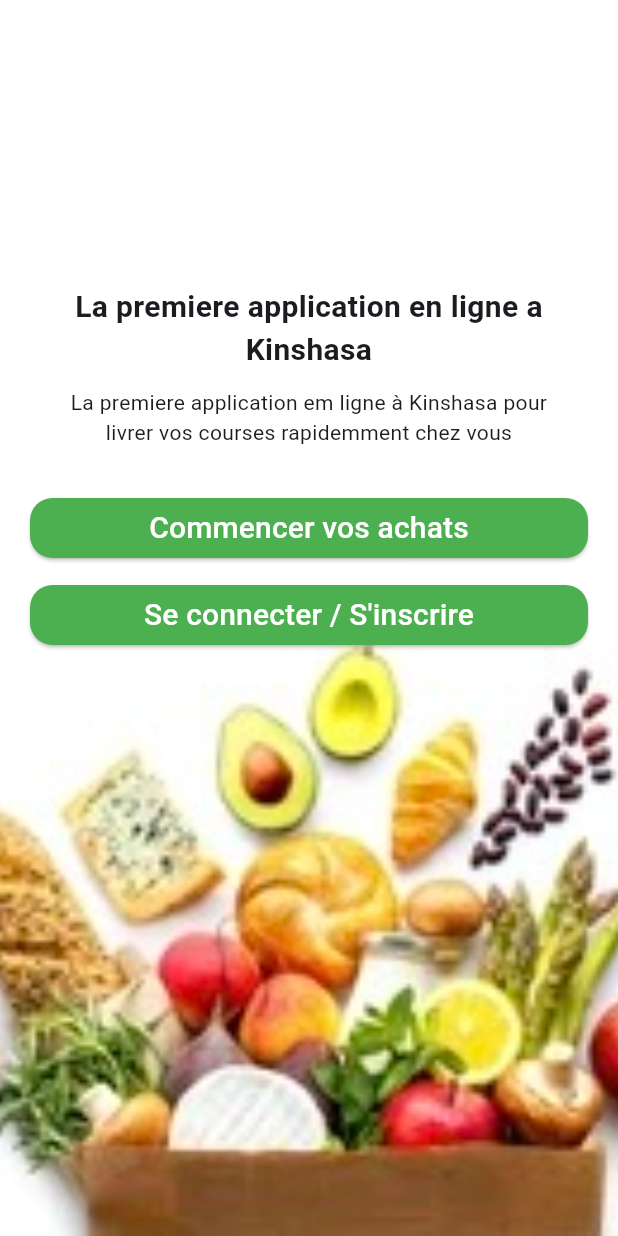
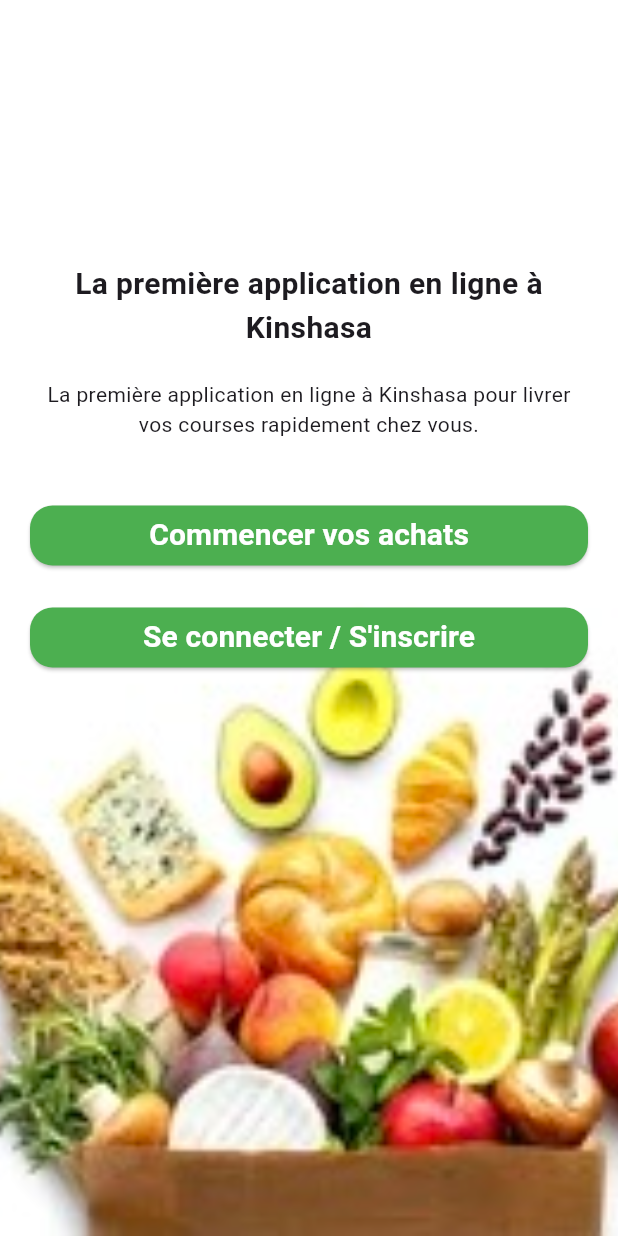
Before and after one commit to jnthnkabongo/shoppiApp, a Flutter app: the screen it shows after launch, after a tap on "Commencer vos achats", on a phone screen of 412 x 824 dp. Run offline on Flutter 3.47's test engine with Material 3 defaults, Android fonts, the phone set to English and light mode, and no system bars; our stand-ins replace lottie.

```diff
--- /dev/null
+++ b/lib/core/theme/app_theme.dart
@@ -0,0 +1,20 @@
+import 'package:flutter/material.dart';
+import 'colors.dart';
+import 'text_styles.dart';
+
+class AppTheme {
+  static ThemeData lightTheme = ThemeData(
+    primaryColor: AppColors.primary,
+    scaffoldBackgroundColor: Colors.white,
+    textTheme: AppTextStyles.textTheme,
+    elevatedButtonTheme: ElevatedButtonThemeData(
+      style: ElevatedButton.styleFrom(
+        backgroundColor: AppColors.primary,
+        foregroundColor: Colors.white,
+        shape: RoundedRectangleBorder(
+          borderRadius: BorderRadius.circular(15),
+        ),
+      ),
+    ),
+  );
+}
--- /dev/null
+++ b/lib/core/theme/colors.dart
@@ -0,0 +1,9 @@
+import 'package:flutter/material.dart';
+
+class AppColors {
+  static const Color primary = Colors.green;
+  static const Color secondary = Color(0xFF4CAF50);
+  static const Color background = Colors.white;
+  static const Color textPrimary = Colors.black87;
+  static const Color textSecondary = Colors.grey;
+}
--- /dev/null
+++ b/lib/core/theme/text_styles.dart
@@ -0,0 +1,26 @@
+import 'package:flutter/material.dart';
+
+class AppTextStyles {
+  static const TextStyle title = TextStyle(
+    fontSize: 20,
+    fontWeight: FontWeight.bold,
+    color: Colors.black,
+  );
+
+  static const TextStyle body = TextStyle(
+    fontSize: 16,
+    color: Colors.black87,
+  );
+
+  static const TextStyle buttonText = TextStyle(
+    fontSize: 18,
+    fontWeight: FontWeight.w600,
+    color: Colors.white,
+  );
+
+  static TextTheme textTheme = const TextTheme(
+    titleLarge: title,
+    bodyLarge: body,
+    labelLarge: buttonText,
+  );
+}
--- a/lib/main.dart
+++ b/lib/main.dart
@@ -1,4 +1,7 @@
 import 'package:flutter/material.dart';
+import 'package:shoppi_flutter/core/theme/app_theme.dart';
+import 'package:shoppi_flutter/navigation/app_router.dart';
+import 'package:shoppi_flutter/pages/connexion_page.dart';
 import 'package:shoppi_flutter/pages/loading_page.dart';
 
 void main() {
@@ -13,11 +16,10 @@ class MyApp extends StatelessWidget {
   Widget build(BuildContext context) {
     return MaterialApp(
       debugShowCheckedModeBanner: false,
-      theme: ThemeData(
-        colorScheme: ColorScheme.fromSeed(seedColor: Colors.redAccent),
-        useMaterial3: true,
-      ),
-      home: const MyLoading(),
+      theme: AppTheme.lightTheme,
+      home: const MyConnexion(),
+      onGenerateRoute: AppRouter.generateRoute,
+      initialRoute: '/',
     );
   }
 }
--- /dev/null
+++ b/lib/navigation/app_router.dart
@@ -0,0 +1,13 @@
+import 'package:flutter/material.dart';
+import 'package:shoppi_flutter/pages/connexion_page.dart';
+
+class AppRouter {
+  static Route<dynamic> generateRoute(RouteSettings settings) {
+    switch (settings.name) {
+      case '/':
+        return MaterialPageRoute(builder: (_) => const MyConnexion());
+      default:
+        return MaterialPageRoute(builder: (_) => const MyConnexion());
+    }
+  }
+}
--- a/lib/pages/connexion_page.dart
+++ b/lib/pages/connexion_page.dart
@@ -1,89 +1,51 @@
 import 'package:flutter/material.dart';
+import 'package:shoppi_flutter/shared/widgets/custom_button.dart';
 
-
-class MyConnexion extends StatefulWidget {
+class MyConnexion extends StatelessWidget {
   const MyConnexion({super.key});
 
   @override
-  State<MyConnexion> createState() => _MyConnexion();
-
-}
-class _MyConnexion extends State<MyConnexion>{
-
-  @override
-  void initState(){
-    super.initState();
-  }
-
-  @override
   Widget build(BuildContext context) {
-    return MaterialApp(
-      debugShowCheckedModeBanner: false,
-      home: Scaffold(
+    return Scaffold(
       body: Stack(
         children: [
           // Image d'arrière-plan
           Container(
             decoration: const BoxDecoration(
               image: DecorationImage(
-                  image: AssetImage('assets/images/image.jpeg'), // Chemin de votre image
+                image: AssetImage('assets/images/image.jpeg'),
                 fit: BoxFit.cover,
               ),
             ),
           ),
-            // Contenu par-dessus
+          // Contenu
           Center(
             child: Column(
               mainAxisAlignment: MainAxisAlignment.center,
               children: [
-                  const Padding(padding: EdgeInsets.only(bottom: 10, right: 20, left: 20),
+                const Padding(
+                  padding: EdgeInsets.symmetric(horizontal: 20, vertical: 10),
                   child: Text(
-                      'La premiere application en ligne a Kinshasa',
-                      style: TextStyle(
-                        fontSize: 20,
-                        fontWeight: FontWeight.bold),
+                    'La première application en ligne à Kinshasa',
+                    style: TextStyle(fontSize: 20, fontWeight: FontWeight.bold),
                     textAlign: TextAlign.center,
                   ),
                 ),
-                  const Padding(padding: EdgeInsets.only(right: 30, left: 30, bottom: 20),
+                const Padding(
+                  padding: EdgeInsets.symmetric(horizontal: 30, vertical: 10),
                   child: Text(
-                    'La premiere application em ligne à Kinshasa pour livrer vos courses rapidemment chez vous',
+                    'La première application en ligne à Kinshasa pour livrer vos courses rapidement chez vous.',
                     textAlign: TextAlign.center,
                   ),
                 ),
-                  Padding(
-                    padding: const EdgeInsets.only(top: 10, right: 20, left: 20),
-                    child: SizedBox(
-                      width: double.infinity,
-                      child: ElevatedButton(
-                        onPressed: (){},
-                        style: ElevatedButton.styleFrom(
-                          backgroundColor: Colors.green,
-                          foregroundColor: Colors.white,
-                          shape: RoundedRectangleBorder(
-                            borderRadius: BorderRadius.circular(15),
+                const SizedBox(height: 20),
+                CustomButton(
+                  text: "Commencer vos achats",
+                  onPressed: () {},
                 ),
-                        ),
-                        child: const Text("Commencer vos achats", style: TextStyle(fontSize: 20)),
-                      ),
-                    ),
-                  ),
-                   Padding(
-                    padding: const EdgeInsets.only(top: 10, right: 20, left: 20),
-                    child: SizedBox(
-                      width: double.infinity,
-                      child: ElevatedButton(
-                        onPressed: (){},
-                        style: ElevatedButton.styleFrom(
-                          backgroundColor: Colors.green,
-                          foregroundColor: Colors.white,
-                          shape: RoundedRectangleBorder(
-                            borderRadius: BorderRadius.circular(15),
-                          ),
-                        ),
-                        child: const Text("Se connecter / S'inscrire", style: TextStyle(fontSize: 20)),
-                      ),
-                    ),
+                CustomButton(
+                  text: "Se connecter / S'inscrire",
+                  onPressed: () {},
                 ),
                 const SizedBox(height: 200),
               ],
@@ -91,7 +53,6 @@ class _MyConnexion extends State<MyConnexion>{
           ),
         ],
       ),
-      ),
     );
   }
 }
--- /dev/null
+++ b/lib/shared/widgets/custom_button.dart
@@ -0,0 +1,29 @@
+import 'package:flutter/material.dart';
+
+class CustomButton extends StatelessWidget {
+  final String text;
+  final VoidCallback onPressed;
+
+  const CustomButton({super.key, required this.text, required this.onPressed});
+
+  @override
+  Widget build(BuildContext context) {
+    return Padding(
+      padding: const EdgeInsets.symmetric(horizontal: 20, vertical: 10),
+      child: SizedBox(
+        width: double.infinity,
+        child: ElevatedButton(
+          onPressed: onPressed,
+          style: ElevatedButton.styleFrom(
+            backgroundColor: Colors.green,
+            foregroundColor: Colors.white,
+            shape: RoundedRectangleBorder(
+              borderRadius: BorderRadius.circular(15),
+            ),
+          ),
+          child: Text(text, style: const TextStyle(fontSize: 20)),
+        ),
+      ),
+    );
+  }
+}
```
Also changed, not shown: lib/navigation/exemple.dart (deleted). Lines whose indentation alone changed are shown as unchanged.
